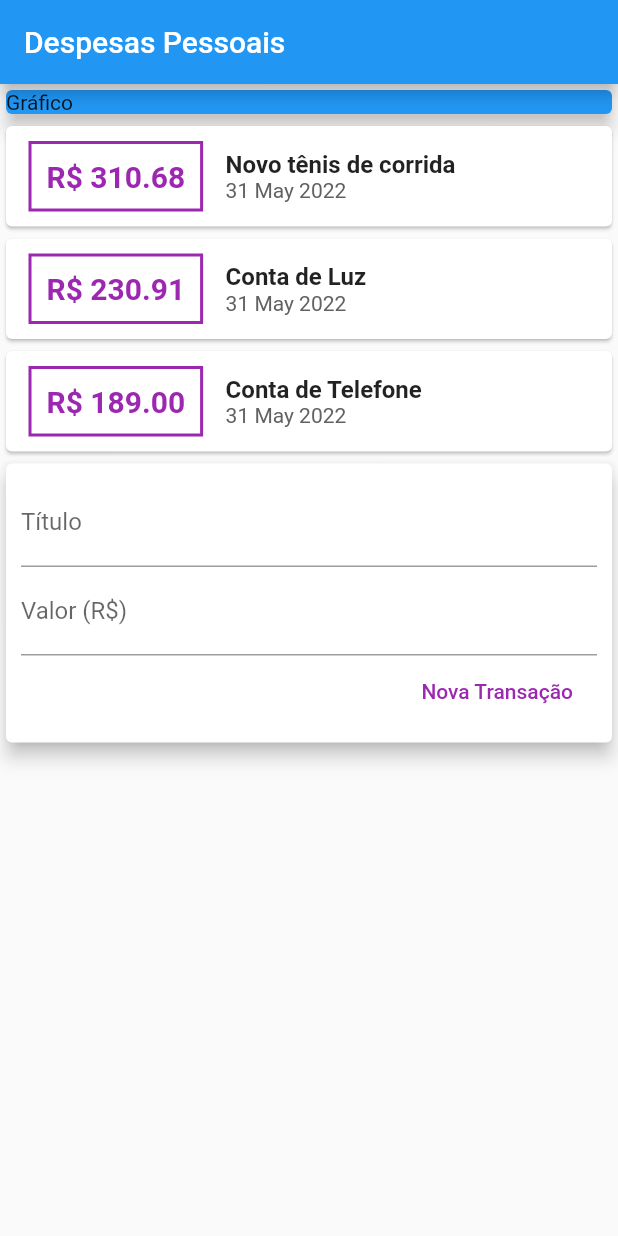
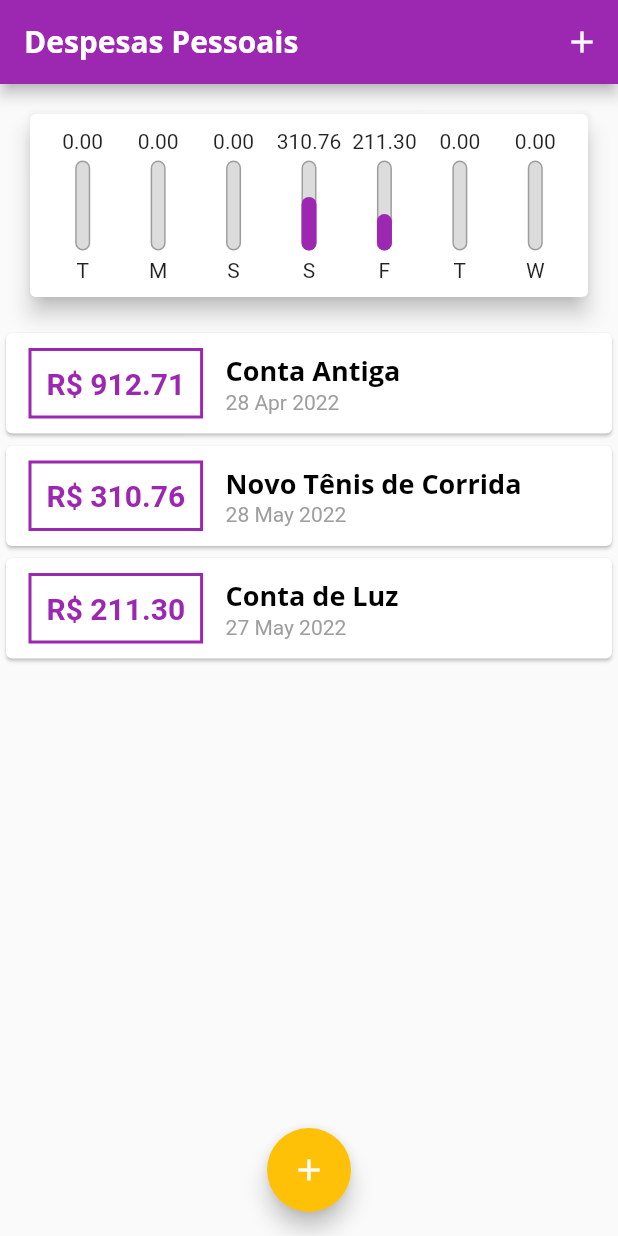
Before and after one commit to vjeremiasbraz/flutter_despesas_pessoais, a Flutter app: the screen it shows after launch, on a phone screen of 412 x 824 dp. Run offline on Flutter 3.47's test engine with Material 2 defaults, Android fonts, the phone set to English and light mode, and no system bars.

Commit message:
Aula 126

```diff
--- /dev/null
+++ b/lib/components/chart.dart
@@ -0,0 +1,63 @@
+import 'package:flutter/material.dart';
+import 'package:intl/intl.dart';
+import '../models/transaction.dart';
+import 'chart_bar.dart';
+
+class Chart extends StatelessWidget {
+  final List<Transaction> recentTransaction;
+
+  const Chart(this.recentTransaction, {Key? key}) : super(key: key);
+
+  List<Map<String, Object>> get groupedTransactions {
+    return List.generate(7, (index) {
+      final weekDay = DateTime.now().subtract(
+        Duration(days: index),
+      );
+
+      double totalSum = 0.0;
+
+      for (var i = 0; i < recentTransaction.length; i++) {
+        bool sameDay = recentTransaction[i].date.day == weekDay.day;
+        bool sameMonth = recentTransaction[i].date.month == weekDay.month;
+        bool sameYear = recentTransaction[i].date.year == weekDay.year;
+
+        if (sameDay && sameMonth && sameYear) {
+          totalSum += recentTransaction[i].value;
+        }
+      }
+
+      return {
+        'day': DateFormat.E().format(weekDay)[0],
+        'value': totalSum,
+      };
+    });
+  }
+
+  double get _weekTotalValue => groupedTransactions.fold(0.0, (sum, tr) {
+        return sum + (tr['value'] as double);
+      });
+
+  @override
+  Widget build(BuildContext context) {
+    return Card(
+      elevation: 6,
+      margin: const EdgeInsets.all(20),
+      child: Padding(
+        padding: const EdgeInsets.all(10.0),
+        child: Row(
+          mainAxisAlignment: MainAxisAlignment.spaceAround,
+          children: groupedTransactions.map((tr) {
+            return Flexible(
+              fit: FlexFit.tight,
+              child: ChartBar(
+                label: tr['day'] as String,
+                value: tr['value'] as double,
+                percentage: (tr['value'] as double) / _weekTotalValue,
+              ),
+            );
+          }).toList(),
+        ),
+      ),
+    );
+  }
+}
--- /dev/null
+++ b/lib/components/chart_bar.dart
@@ -0,0 +1,53 @@
+import 'package:flutter/material.dart';
+
+class ChartBar extends StatelessWidget {
+  final String? label;
+  final double? value;
+  final double? percentage;
+
+  ChartBar({
+    this.label,
+    this.value,
+    this.percentage,
+  });
+
+  @override
+  Widget build(BuildContext context) {
+    return Column(
+      children: <Widget>[
+        FittedBox(child: Text('${value!.toStringAsFixed(2)}')),
+        SizedBox(height: 5),
+        Container(
+          height: 60,
+          width: 10,
+          child: Stack(
+            alignment: Alignment.bottomCenter,
+            children: <Widget>[
+              Container(
+                decoration: BoxDecoration(
+                  border: Border.all(
+                    color: Colors.grey,
+                    width: 1.0,
+                  ),
+                  color: Color.fromRGBO(220, 220, 220, 1),
+                  borderRadius: BorderRadius.circular(5),
+                ),
+              ),
+              FractionallySizedBox(
+                heightFactor: percentage,
+                child: Container(
+                  decoration: BoxDecoration(
+                    color: Theme.of(context).colorScheme.primary,
+                    borderRadius: BorderRadius.circular(5),
+                  ),
+                ),
+              ),
+            ],
+          ),
+        ),
+        SizedBox(height: 5),
+        Text(label!),
+      ],
+    );
+  }
+}
--- /dev/null
+++ b/lib/components/transaction_form.dart
@@ -0,0 +1,64 @@
+import 'package:flutter/material.dart';
+
+class TransactionForm extends StatefulWidget {
+  final void Function(String, double) onSubmit;
+
+  TransactionForm(this.onSubmit);
+
+  @override
+  State<TransactionForm> createState() => _TransactionFormState();
+}
+
+class _TransactionFormState extends State<TransactionForm> {
+  final titleControler = TextEditingController();
+
+  final valueControler = TextEditingController();
+
+  _submitForm() {
+    final title = titleControler.text;
+    final value = double.tryParse(valueControler.text) ?? 0.00;
+
+    if (title.isEmpty || value <= 0) {
+      return;
+    }
+
+    widget.onSubmit(title, value);
+  }
+
+  @override
+  Widget build(BuildContext context) {
+    return Card(
+      elevation: 5,
+      child: Padding(
+        padding: const EdgeInsets.all(10),
+        child: Column(
+          children: <Widget>[
+            TextField(
+              controller: titleControler,
+              onSubmitted: (_) => _submitForm(),
+              decoration: InputDecoration(labelText: 'Título'),
+            ),
+            TextField(
+              controller: valueControler,
+              keyboardType: TextInputType.numberWithOptions(decimal: true),
+              onSubmitted: (_) => _submitForm(),
+              decoration: InputDecoration(
+                labelText: 'Valor (R\$)',
+              ),
+            ),
+            Row(
+              mainAxisAlignment: MainAxisAlignment.end,
+              children: [
+                FlatButton(
+                  child: Text('Nova Transação'),
+                  textColor: Colors.purple,
+                  onPressed: _submitForm,
+                ),
+              ],
+            ),
+          ],
+        ),
+      ),
+    );
+  }
+}
--- /dev/null
+++ b/lib/components/transaction_list.dart
@@ -0,0 +1,82 @@
+import 'package:flutter/material.dart';
+import '../models/transaction.dart';
+import 'package:intl/intl.dart';
+
+class TransactionList extends StatelessWidget {
+  final List<Transaction> transactions;
+
+  const TransactionList(this.transactions, {Key? key}) : super(key: key);
+
+  @override
+  Widget build(BuildContext context) {
+    return SizedBox(
+      height: 450,
+      child: transactions.isEmpty
+          ? Column(
+              children: [
+                const SizedBox(height: 20),
+                Text(
+                  'Nenhuma Transação Cadastrada!',
+                  style: Theme.of(context).textTheme.headline6,
+                ),
+                const SizedBox(height: 20),
+                SizedBox(
+                  height: 200,
+                  child: Image.asset(
+                    'assets/images/waiting.png',
+                    fit: BoxFit.cover,
+                  ),
+                ),
+              ],
+            )
+          : ListView.builder(
+              itemCount: transactions.length,
+              itemBuilder: (ctx, index) {
+                final tr = transactions[index];
+                return Card(
+                  child: Row(
+                    children: [
+                      Container(
+                        margin: const EdgeInsets.symmetric(
+                          horizontal: 15,
+                          vertical: 10,
+                        ),
+                        decoration: BoxDecoration(
+                          border: Border.all(
+                            color: Theme.of(context).colorScheme.primary,
+                            width: 2,
+                          ),
+                        ),
+                        padding: const EdgeInsets.all(10),
+                        child: Text(
+                          'R\$ ${tr.value.toStringAsFixed(2)}',
+                          style: TextStyle(
+                            fontWeight: FontWeight.bold,
+                            fontSize: 20,
+                            color: Theme.of(context).colorScheme.primary,
+                          ),
+                        ),
+                      ),
+                      Column(
+                        crossAxisAlignment: CrossAxisAlignment.start,
+                        children: [
+                          Text(
+                            tr.title,
+                            style: Theme.of(context).textTheme.headline6,
+                          ),
+                          Text(
+                            DateFormat('d MMM y').format(tr.date),
+                            style: const TextStyle(
+                              color: Colors.grey,
+                            ),
+                          ),
+                        ],
+                      ),
+                    ],
+                  ),
+                );
+              },
+            ),
+    );
+  }
+}
--- a/lib/main.dart
+++ b/lib/main.dart
@@ -1,125 +1,129 @@
+import 'dart:math';
+import 'package:despesas_pessoais/components/chart.dart';
 import 'package:flutter/material.dart';
-import '/models/transaction.dart';
-import 'package:intl/intl.dart';
+import './components/transaction_form.dart';
+import './components/transaction_list.dart';
+import 'models/transaction.dart';
 
 main() => runApp(ExpensesApp());
 
 class ExpensesApp extends StatelessWidget {
   @override
   Widget build(BuildContext context) {
-    return MaterialApp(home: MyHomePage());
+    final ThemeData tema = ThemeData();
+
+    return MaterialApp(
+      home: MyHomePage(),
+      theme: tema.copyWith(
+        colorScheme: tema.colorScheme.copyWith(
+          primary: Colors.purple,
+          secondary: Colors.amber,
+        ),
+        textTheme: tema.textTheme.copyWith(
+          headline6: TextStyle(
+            fontFamily: 'OpenSans',
+            fontSize: 18,
+            fontWeight: FontWeight.bold,
+            color: Colors.black,
+          ),
+        ),
+        appBarTheme: AppBarTheme(
+          titleTextStyle: TextStyle(
+            fontFamily: 'OpenSans',
+            fontSize: 20,
+            fontWeight: FontWeight.bold,
+          ),
+        ),
+      ),
+    );
   }
 }
 
-class MyHomePage extends StatelessWidget {
-  final titleControler = TextEditingController();
-  final valueControler = TextEditingController();
+class MyHomePage extends StatefulWidget {
+  @override
+  _MyHomePageState createState() => _MyHomePageState();
+}
 
-  final _transaction = [
+class _MyHomePageState extends State<MyHomePage> {
+  final List<Transaction> _transactions = [
+    Transaction(
+      id: 't0',
+      title: 'Conta Antiga',
+      value: 912.71,
+      date: DateTime.now().subtract(Duration(days: 33)),
+    ),
     Transaction(
       id: 't1',
-        title: 'Novo tênis de corrida',
-        value: 310.68,
-        date: DateTime.now()),
+      title: 'Novo Tênis de Corrida',
+      value: 310.76,
+      date: DateTime.now().subtract(Duration(days: 3)),
+    ),
     Transaction(
-        id: 't2', title: 'Conta de Luz', value: 230.91, date: DateTime.now()),
-    Transaction(
-        id: 't3',
-        title: 'Conta de Telefone',
-        value: 189.00,
-        date: DateTime.now()),
+      id: 't2',
+      title: 'Conta de Luz',
+      value: 211.30,
+      date: DateTime.now().subtract(Duration(days: 4)),
+    ),
   ];
+
+  List<Transaction> get _recentTransactions {
+    return _transactions
+        .where((tr) => tr.date.isAfter(DateTime.now().subtract(
+              Duration(days: 7),
+            )))
+        .toList();
+  }
+
+  _addTransaction(String title, double value) {
+    final newTransaction = Transaction(
+      id: Random().nextDouble().toString(),
+      title: title,
+      value: value,
+      date: DateTime.now(),
+    );
+
+    setState(() {
+      _transactions.add(newTransaction);
+    });
+
+    Navigator.of(context).pop();
+  }
+
+  _openTransactionFormModal(BuildContext context) {
+    showModalBottomSheet(
+      context: context,
+      builder: (_) {
+        return TransactionForm(_addTransaction);
+      },
+    );
+  }
 
   @override
   Widget build(BuildContext context) {
     return Scaffold(
       appBar: AppBar(
         title: Text('Despesas Pessoais'),
-        ),
-        body: Column(
-            crossAxisAlignment: CrossAxisAlignment.stretch,
-            children: <Widget>[
-              Container(
-                child: Card(
-                  color: Colors.blue,
-                  child: Text('Gráfico'),
-                  elevation: 5,
-                ),
-              ),
-              Column(
-                children: _transaction.map((tr) {
-                  return Card(
-                    child: Row(
-                      children: <Widget>[
-                        Container(
-                            margin: EdgeInsets.symmetric(
-                                horizontal: 15, vertical: 10),
-                            decoration: BoxDecoration(
-                                border:
-                                    Border.all(color: Colors.purple, width: 2)),
-                            padding: EdgeInsets.all(10),
-                            child: Text(
-                              'R\$ ${tr.value.toStringAsFixed(2)}',
-                              style: TextStyle(
-                                fontWeight: FontWeight.bold,
-                                fontSize: 20,
-                                color: Colors.purple,
-                              ),
-                            )),
-                        Column(
-                          crossAxisAlignment: CrossAxisAlignment.start,
-                          children: <Widget>[
-                            Text(
-                              tr.title,
-                              style: TextStyle(
-                                  fontSize: 16, fontWeight: FontWeight.bold),
-                            ),
-                            Text(
-                              DateFormat('d MMM y').format(tr.date),
-                              style: TextStyle(
-                                color: Colors.grey[700],
-                              ),
-                            ),
-                          ],
-                        )
-                      ],
-                    ),
-                  );
-                }).toList(),
-              ),
-              Card(
-                elevation: 5,
-                child: Padding(
-                  padding: const EdgeInsets.all(10),
-                  child: Column(
-                    children: <Widget>[
-                      TextField(
-                        controller: titleControler,
-                        decoration: InputDecoration(labelText: 'Título'),
-                      ),
-                      TextField(
-                        controller: valueControler,
-                        decoration: InputDecoration(
-                          labelText: 'Valor (R\$)',
-                        ),
-                      ),
-                      Row(
-                        mainAxisAlignment: MainAxisAlignment.end,
-                        children: [
-                          FlatButton(
-                            child: Text('Nova Transação'),
-                            textColor: Colors.purple,
-                            onPressed: () {
-                              print(titleControler.text);
-                              print(valueControler.text);
-                            },
+        actions: <Widget>[
+          IconButton(
+            icon: Icon(Icons.add),
+            onPressed: () => _openTransactionFormModal(context),
           ),
         ],
       ),
+      body: SingleChildScrollView(
+        child: Column(
+          crossAxisAlignment: CrossAxisAlignment.stretch,
+          children: <Widget>[
+            Chart(_recentTransactions),
+            TransactionList(_transactions),
           ],
         ),
       ),
-              )
-            ]));
+      floatingActionButton: FloatingActionButton(
+        child: Icon(Icons.add),
+        onPressed: () => _openTransactionFormModal(context),
+      ),
+      floatingActionButtonLocation: FloatingActionButtonLocation.centerFloat,
+    );
   }
 }
```
Also changed, not shown: pubspec.yaml (+13 -8 lines), assets/fonts/OpenSans-Bold.ttf (added), assets/fonts/OpenSans-Regular.ttf (added), assets/fonts/Quicksand-Bold.ttf (added), assets/fonts/Quicksand-Light.ttf (added), assets/fonts/Quicksand-Medium.ttf (added), assets/fonts/Quicksand-Regular.ttf (added), assets/images/waiting.png (added). Lines whose indentation alone changed are shown as unchanged.
